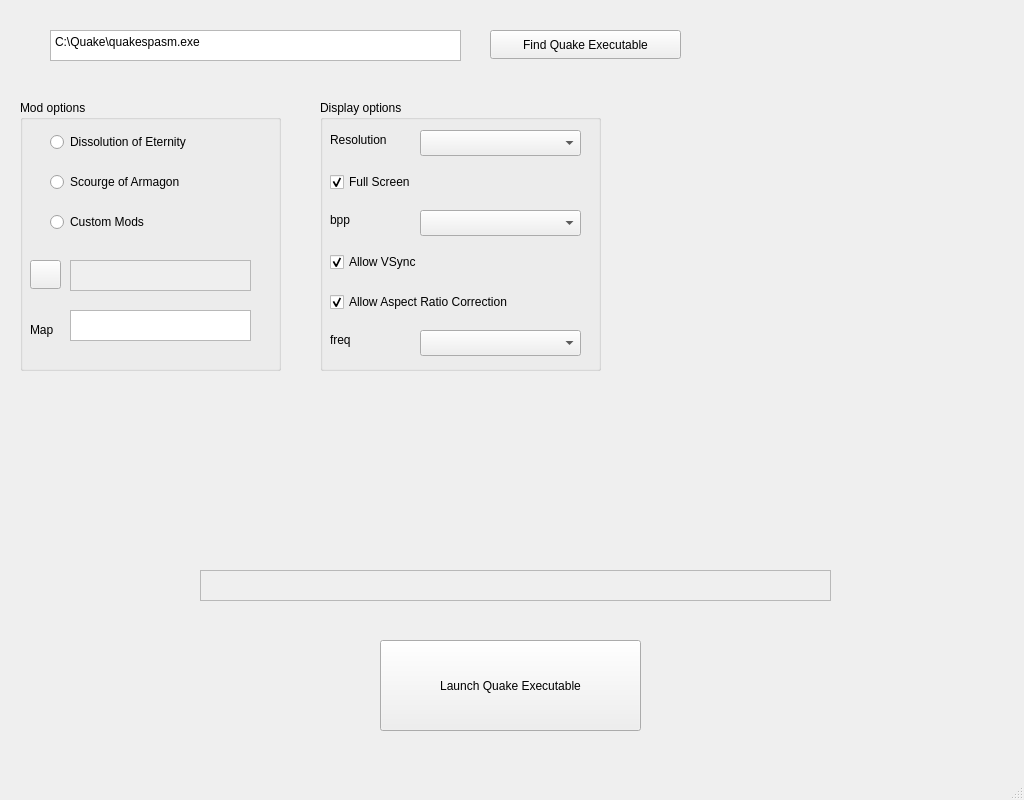
This is launcherwindow.ui in markus-zhang/QLauncher as Qt 5 draws it before an edit. The edited form follows.
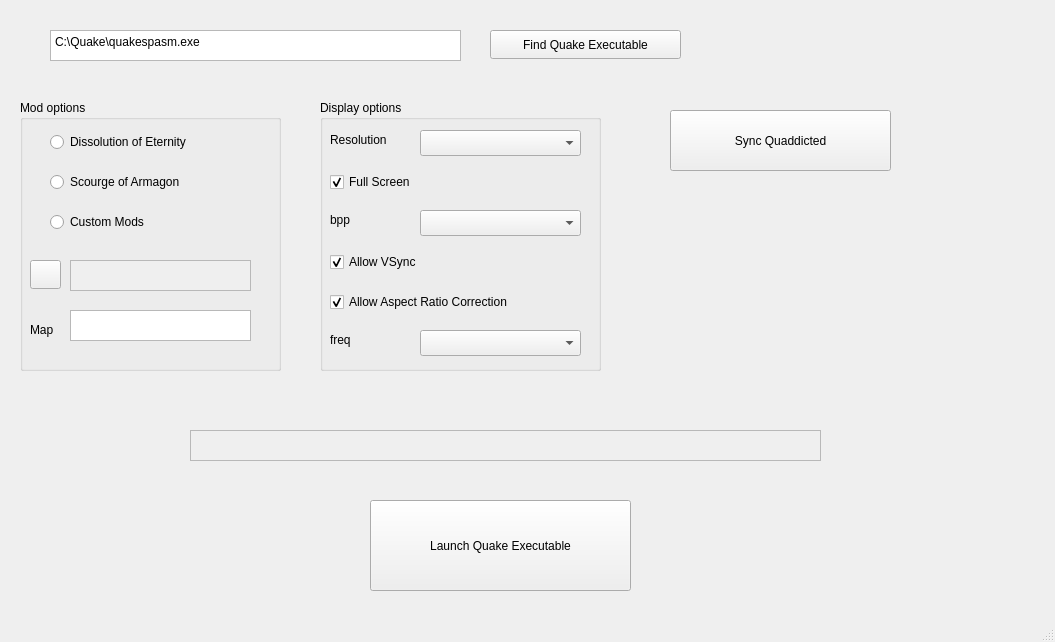
This is the edited form. Icons and pictures are not drawn.

Commit message: Added a button and ready to write code

Patch:
```diff
--- a/launcherwindow.ui
+++ b/launcherwindow.ui
@@ -6,8 +6,8 @@
    <rect>
     <x>0</x>
     <y>0</y>
-    <width>1024</width>
-    <height>800</height>
+    <width>1055</width>
+    <height>642</height>
    </rect>
   </property>
   <property name="windowTitle">
@@ -56,8 +56,8 @@
    <widget class="QPushButton" name="pushButtonLaunchExe">
     <property name="geometry">
      <rect>
-      <x>380</x>
-      <y>640</y>
+      <x>370</x>
+      <y>500</y>
       <width>261</width>
       <height>91</height>
      </rect>
@@ -182,8 +182,8 @@
     </property>
     <property name="geometry">
      <rect>
-      <x>200</x>
-      <y>570</y>
+      <x>190</x>
+      <y>430</y>
       <width>631</width>
       <height>31</height>
      </rect>
@@ -319,6 +319,19 @@
      </property>
     </widget>
    </widget>
+   <widget class="QPushButton" name="pushButtonQSync">
+    <property name="geometry">
+     <rect>
+      <x>670</x>
+      <y>110</y>
+      <width>221</width>
+      <height>61</height>
+     </rect>
+    </property>
+    <property name="text">
+     <string>Sync Quaddicted</string>
+    </property>
+   </widget>
   </widget>
   <widget class="QStatusBar" name="statusbar"/>
  </widget>
```
The commit also changes 3 other files.
